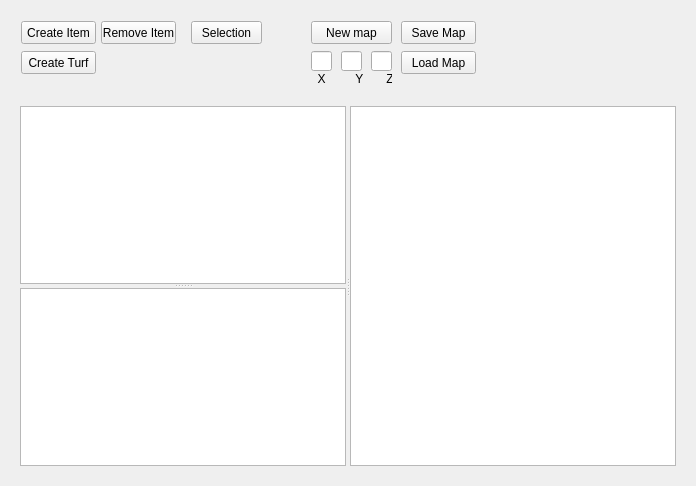
The window that Sources/mapeditorform.ui (griefly/griefly) describes before a commit, drawn with Qt 5.
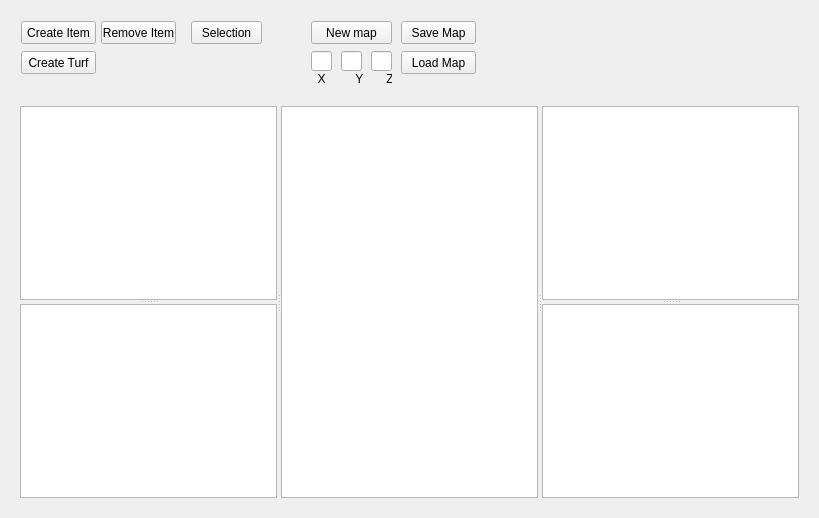
The same window after the commit.

Commit message: Interface for variables setters #58

Patch:
```diff
--- a/Sources/mapeditorform.ui
+++ b/Sources/mapeditorform.ui
@@ -6,8 +6,8 @@
    <rect>
     <x>0</x>
     <y>0</y>
-    <width>696</width>
-    <height>486</height>
+    <width>819</width>
+    <height>518</height>
    </rect>
   </property>
   <property name="windowTitle">
@@ -183,7 +183,7 @@
       <widget class="QWidget" name="widget" native="true">
        <layout class="QGridLayout" name="gridLayout">
         <item row="0" column="0">
-         <widget class="QSplitter" name="splitter_2">
+         <widget class="QSplitter" name="splitter_3">
           <property name="orientation">
            <enum>Qt::Horizontal</enum>
           </property>
@@ -202,6 +202,13 @@
            <widget class="QListWidget" name="listWidgetTurf"/>
           </widget>
           <widget class="QGraphicsView" name="graphicsView"/>
+          <widget class="QSplitter" name="splitter_2">
+           <property name="orientation">
+            <enum>Qt::Vertical</enum>
+           </property>
+           <widget class="QListWidget" name="listWidgetTile"/>
+           <widget class="QListWidget" name="listWidgetVariables"/>
+          </widget>
          </widget>
         </item>
        </layout>
```
Left out of the diff: 2 changed lines with no effect on the pictures. The commit also changes 1 other file.
